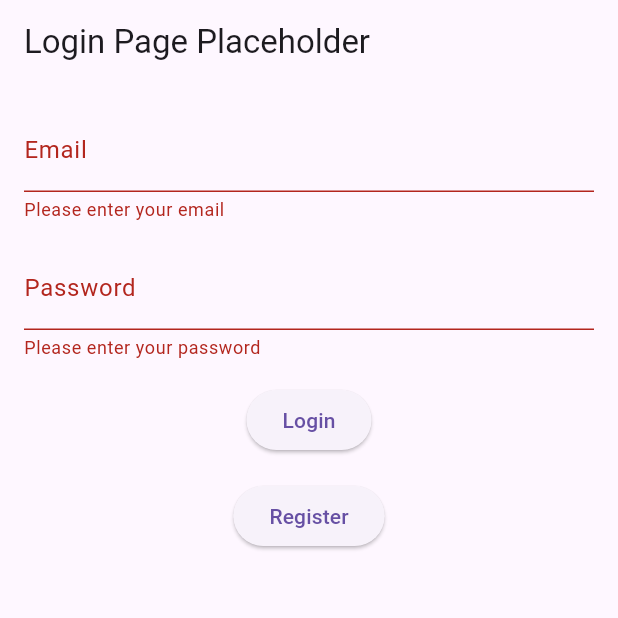
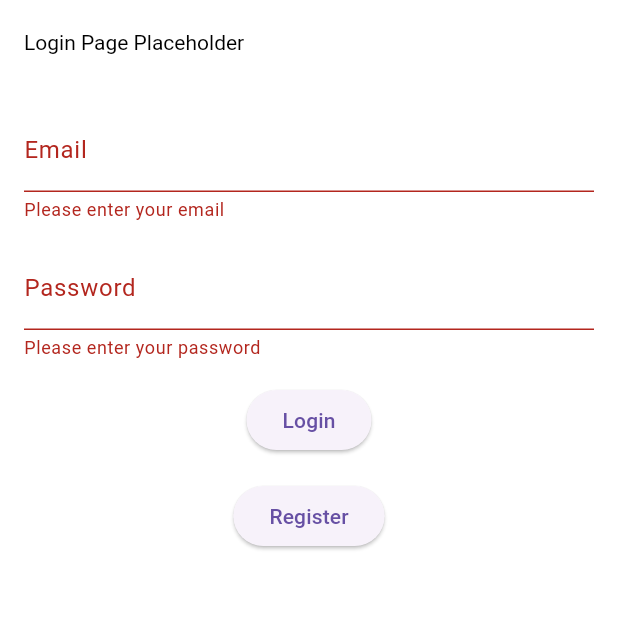
Before and after one commit to wallX/FEUP-MEIC-LGP, a Flutter app: the screen it shows after launch, after a tap on "Login", on a phone screen of 412 x 824 dp, the top half of it. Run offline on Flutter 3.47's test engine with Material 3 defaults, Android fonts, the phone set to English and light mode, and no system bars; our stand-ins replace cross_file, dio, file_picker, flutter_secure_storage, flutter_svg, shared_preferences and 1 more; missing offline and left inert: flutter_video_info, tus_client_dart, tusc; accounts and stored records are empty; project files that could hold a hidden picture were left out.

Commit message:
changed theme architecture to provider instead of manager

```diff
--- a/app/lib/data/theme.dart
+++ b/app/lib/data/theme.dart
@@ -1,26 +1,23 @@
 import 'package:flutter/material.dart';
 
-// TODO: Update with more colors such as Primary Color, when the template is done
 class Theme {
   late Color backgroundColor;
   late Color textColor;
 
-  bool _isDarkMode = false;
+  bool isDarkMode = false;
 
-  bool get isDarkMode => _isDarkMode;
-
-  set isDarkMode(bool value) {
-    _isDarkMode = value;
+  void toggleDarkMode(bool value) {
+    isDarkMode = value;
     _updateColors();
   }
 
-  Theme({bool isDarkMode = false}) {
-    _isDarkMode = isDarkMode;
+  Theme({bool darkMode = false}) {
+    isDarkMode = darkMode;
     _updateColors();
   }
 
   void _updateColors() {
-    if (_isDarkMode) {
+    if (isDarkMode) {
       backgroundColor = const Color.fromARGB(255, 32, 32, 32);
       textColor = const Color.fromARGB(255, 255, 250, 250);
     } else {
--- a/app/lib/main.dart
+++ b/app/lib/main.dart
@@ -1,16 +1,16 @@
 import 'package:flutter/material.dart';
 import 'package:app/pages/main_page.dart';
-import 'package:app/manager/theme_manager.dart';
 import 'package:app/provider/user_provider.dart';
 import 'package:app/provider/submission_provider.dart';
+import 'package:app/provider/theme_provider.dart';
 import 'package:provider/provider.dart';
 
 void main() async {
   WidgetsFlutterBinding.ensureInitialized();
-  await themeManager.initTheme();
   runApp(
     MultiProvider(
       providers: [
+        ChangeNotifierProvider(create: (_) => ThemeProvider()),
         ChangeNotifierProvider(create: (_) => UserProvider()),
         ChangeNotifierProvider(create: (_) => SubmissionProvider()),
       ],
@@ -24,9 +24,14 @@ class MyApp extends StatelessWidget {
 
   @override
   Widget build(BuildContext context) {
-    return MaterialApp(
-      title: 'LGP-16 App Demo',
-      home: const MainPage(),
+    return Consumer<ThemeProvider>(
+      builder: (context, themeProvider, child) {
+        return MaterialApp(
+          title: 'LGP-16 App Demo',
+          theme: themeProvider.getThemeData(),
+          home: const MainPage(),
+        );
+      },
     );
   }
 }
--- a/app/lib/manager/theme_manager.dart
+++ /dev/null
@@ -1,29 +0,0 @@
-import 'package:flutter/material.dart' as material;
-import 'package:app/data/theme.dart';
-import 'package:shared_preferences/shared_preferences.dart';
-
-class ThemeManager with material.ChangeNotifier {
-  late SharedPreferences prefs;
-  Theme _theme = Theme();
-  Theme get theme => _theme;
-
-  // Create only one instance of ThemeManager (Singleton)
-  ThemeManager._();
-  static final ThemeManager _instance = ThemeManager._();
-  factory ThemeManager() => _instance;
-
-  Future<void> initTheme() async {
-    prefs = await SharedPreferences.getInstance();
-    if (prefs.getBool('isDark') == null) prefs.setBool('isDark', false);
-    _theme = Theme(isDarkMode: prefs.getBool('isDark')!);
-  }
-
-  void toggleTheme() {
-    _theme.isDarkMode = !_theme.isDarkMode;
-    prefs.setBool('isDark', _theme.isDarkMode);
-    notifyListeners();
-  }
-}
-
-// Global instance of ThemeManager
-ThemeManager themeManager = ThemeManager();
--- a/app/lib/pages/main_page.dart
+++ b/app/lib/pages/main_page.dart
@@ -1,4 +1,3 @@
-import 'package:app/manager/theme_manager.dart';
 import 'package:flutter/material.dart';
 import 'package:app/widgets/nav_bar.dart';
 import 'package:app/pages/home_page.dart';
@@ -33,10 +32,7 @@ class _MainPageState extends State<MainPage> with WidgetsBindingObserver {
 
   @override
   Widget build(BuildContext context) {
-    return AnimatedBuilder(
-      animation: themeManager,
-      builder: (context, child) => Scaffold(
-        backgroundColor: themeManager.theme.backgroundColor,
+    return Scaffold(
       body: Consumer<UserProvider>(
         builder: (context, userProvider, child) {
           final user = userProvider.user;
@@ -45,7 +41,6 @@ class _MainPageState extends State<MainPage> with WidgetsBindingObserver {
           }
           return _loggedInPage();
         },
-        ),
       ),
     );
   }
@@ -66,21 +61,14 @@ class _MainPageState extends State<MainPage> with WidgetsBindingObserver {
 
   @override
   void initState() {
-    themeManager.addListener(themeListener);
     super.initState();
     WidgetsBinding.instance.addObserver(this);
   }
 
   @override
   void dispose() {
-    themeManager.removeListener(themeListener);
     super.dispose();
     WidgetsBinding.instance.removeObserver(this);
   }
 
-  themeListener() {
-    if (mounted) {
-      setState(() {});
 }
-  }
-}
--- /dev/null
+++ b/app/lib/provider/theme_provider.dart
@@ -0,0 +1,72 @@
+import 'package:flutter/material.dart' as material;
+import 'package:shared_preferences/shared_preferences.dart';
+import 'package:app/data/theme.dart';
+
+class ThemeProvider extends material.ChangeNotifier{
+  late SharedPreferences prefs;
+  final Theme _theme = Theme();
+  Theme get theme => _theme;
+
+  bool get isDarkMode => _theme.isDarkMode;
+  material.Color get backgroundColor => _theme.backgroundColor;
+  material.Color get textColor => _theme.textColor;
+
+  ThemeProvider() {
+    initTheme();
+  }
+
+  void initTheme() async {
+    prefs = await SharedPreferences.getInstance();
+    if (prefs.getBool('isDark') == null) prefs.setBool('isDark', false);
+    _theme.toggleDarkMode(prefs.getBool('isDark')!);
+    notifyListeners();
+  }
+
+  void toggleTheme() {
+    _theme.toggleDarkMode(!_theme.isDarkMode);
+    prefs.setBool('isDark', _theme.isDarkMode);
+    notifyListeners();
+  }
+
+  material.ThemeData getThemeData(){
+    return material.ThemeData(
+      brightness: _theme.isDarkMode ? material.Brightness.dark : material.Brightness.light,
+
+      scaffoldBackgroundColor: _theme.backgroundColor,
+
+      appBarTheme: material.AppBarTheme(
+        backgroundColor: _theme.backgroundColor,
+        titleTextStyle: material.TextStyle(color: _theme.textColor),
+
+        iconTheme: material.IconThemeData(color: _theme.textColor),
+        actionsIconTheme: material.IconThemeData(color: _theme.textColor),
+        toolbarTextStyle: material.TextStyle(color: _theme.textColor),
+
+      ),
+
+      textTheme: material.TextTheme(
+        bodyLarge: material.TextStyle(color: _theme.textColor),
+        bodyMedium: material.TextStyle(color: _theme.textColor),
+        bodySmall: material.TextStyle(color: _theme.textColor),
+
+        titleLarge: material.TextStyle(color: _theme.textColor),
+        titleMedium: material.TextStyle(color: _theme.textColor),
+        titleSmall: material.TextStyle(color: _theme.textColor),
+
+        labelLarge: material.TextStyle(color: _theme.textColor),
+        labelMedium: material.TextStyle(color: _theme.textColor),
+        labelSmall: material.TextStyle(color: _theme.textColor),
+
+        displayLarge: material.TextStyle(color: _theme.textColor),
+        displayMedium: material.TextStyle(color: _theme.textColor),
+        displaySmall: material.TextStyle(color: _theme.textColor),
+
+        headlineLarge: material.TextStyle(color: _theme.textColor),
+        headlineMedium: material.TextStyle(color: _theme.textColor),
+        headlineSmall: material.TextStyle(color: _theme.textColor),
+      ),
+
+      useMaterial3: true
+    );
+  }
+}
--- a/app/lib/widgets/submission_page/file_list.dart
+++ b/app/lib/widgets/submission_page/file_list.dart
@@ -1,6 +1,5 @@
 import 'package:flutter/material.dart';
 import 'package:app/data/custom_file.dart';
-import 'package:app/manager/theme_manager.dart';
 import 'package:app/widgets/submission_page/upload_progress.dart';
 
 class FileList extends StatelessWidget {
@@ -31,16 +30,15 @@ class FileList extends StatelessWidget {
                 children: [
                   Text(
                     '${file.name} - ${file.size} bytes',
-                    style: TextStyle(color: themeManager.theme.textColor),
                     ),
                   if (file.width != 0 && file.height != 0 && file.duration != 0) ...[
                     Text(
                       'Resolution: ${file.width}x${file.height}',
-                      style: TextStyle(color: themeManager.theme.textColor, fontSize: 12),
+                      style: TextStyle(fontSize: 12),
                     ),
                     Text(
                       'Duration: ${_formatDuration(file.duration)}',
-                      style: TextStyle(color: themeManager.theme.textColor, fontSize: 12),
+                      style: TextStyle(fontSize: 12),
                     ),
                   ],
                 ],
--- a/app/lib/widgets/submission_page/upload_progress.dart
+++ b/app/lib/widgets/submission_page/upload_progress.dart
@@ -1,6 +1,5 @@
 import 'package:flutter/material.dart';
 import 'package:app/data/custom_file.dart';
-import 'package:app/manager/theme_manager.dart';
 
 class UploadProgress extends StatelessWidget {
   final CustomFile file;
@@ -24,11 +23,9 @@ class UploadProgress extends StatelessWidget {
             children: [
               Text(
                 '${file.progress.toStringAsFixed(1)}%',
-                style: TextStyle(color: themeManager.theme.textColor),
               ),
               Text(
                 'Est: ${_printDuration(file.estimate)}',
-                style: TextStyle(color: themeManager.theme.textColor),
               ),
             ],
           )
```
Also changed, not shown: app/lib/pages/home_page.dart (+2 -9 lines), app/lib/pages/submission_page.dart (+1 -11 lines), app/lib/widgets/change_theme_button.dart (+9 -7 lines). Lines whose indentation alone changed are shown as unchanged.
